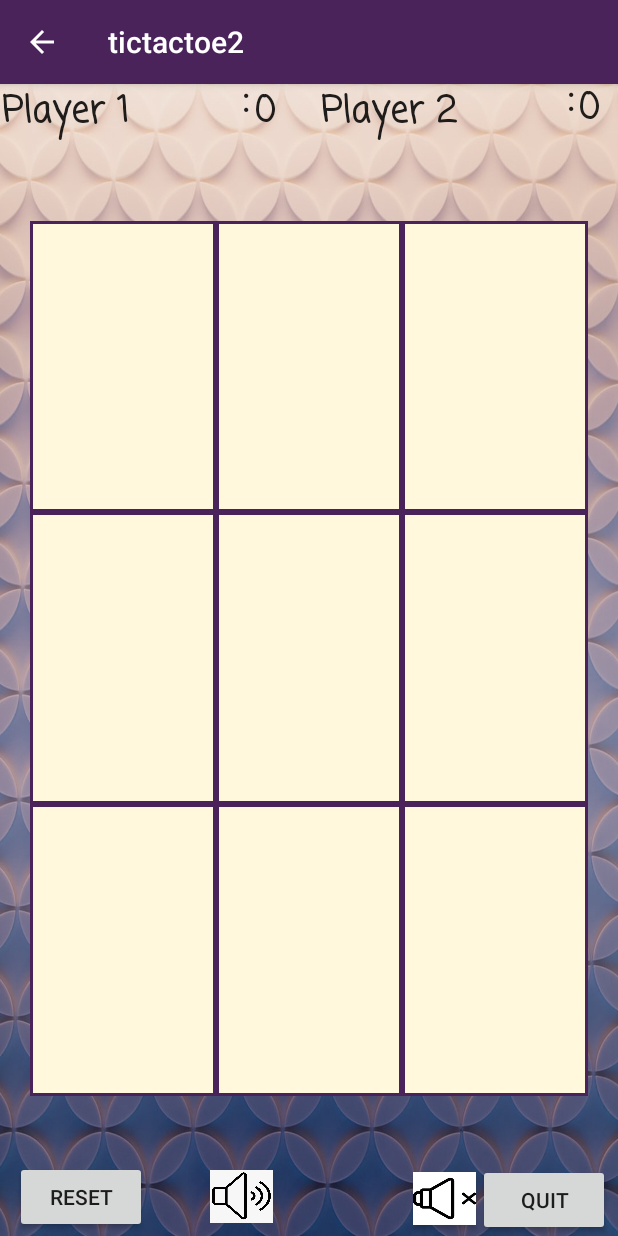
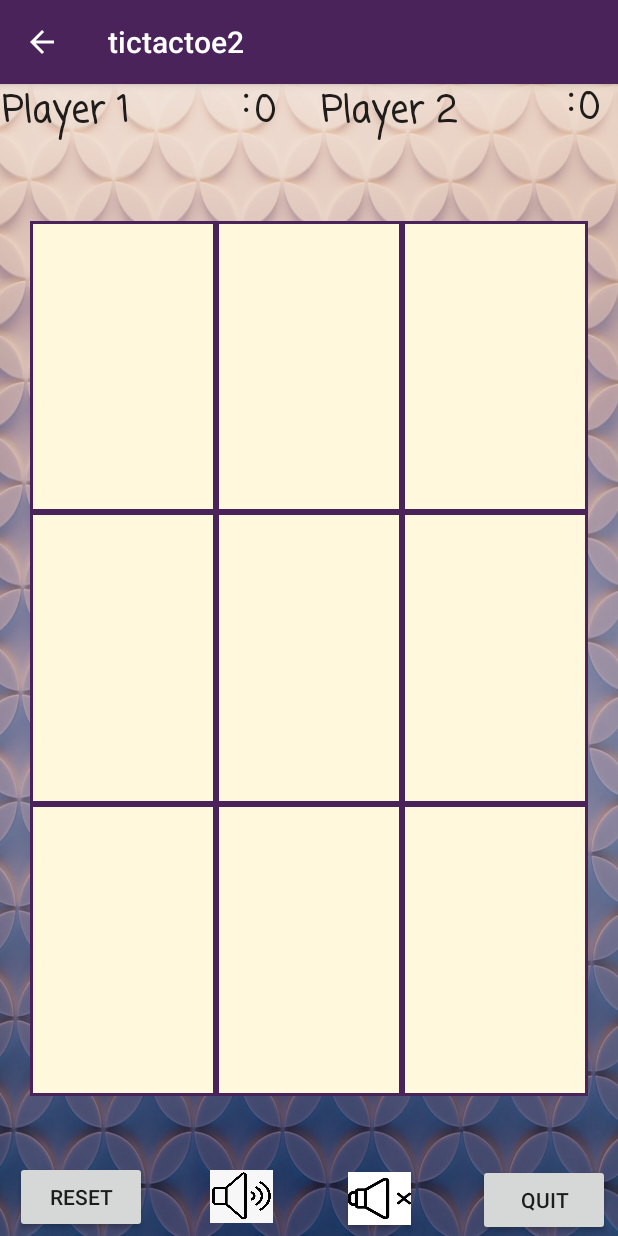
Before and after one commit to janani771/Tic-Tac-Toe, an Android app: the Game screen opened directly, with no data from a screen before it, on a phone screen of 412 x 824 dp. Run offline under Robolectric (Android 15) with nearby library versions, the phone set to English and light mode, and no system bars.

Commit message:
made minor design changes

```diff
--- a/app/src/main/java/com/example/tictactoe/Game.java
+++ b/app/src/main/java/com/example/tictactoe/Game.java
@@ -175,7 +175,7 @@ public class Game extends AppCompatActivity implements View.OnClickListener {
 
         //Draw message is displayed and game grid is reset//
         private void gameIsDraw(){
-            toast = Toast.makeText(this,"It's a draw!", Toast.LENGTH_SHORT);
+            toast = Toast.makeText(this,"The game is a draw!", Toast.LENGTH_SHORT);
             toastLook();
             resetGameGrid();
         }
@@ -183,8 +183,9 @@ public class Game extends AppCompatActivity implements View.OnClickListener {
         private void toastLook(){
             View view = toast.getView();
             view.setBackgroundColor(color.randomColorDark());
-            toast.setGravity(Gravity.TOP|Gravity.CENTER_HORIZONTAL|Gravity.LEFT,397,330);
+            toast.setGravity(Gravity.TOP|Gravity.CENTER_HORIZONTAL|Gravity.START,397,330);
             toast.show();
+            resetGridColor();
          }
          //the score is updated for every winner and every time game score is reset//
          private void updateScore(){
--- a/app/src/main/res/layout/game.xml
+++ b/app/src/main/res/layout/game.xml
@@ -257,7 +257,7 @@
             android:layout_width="42dp"
             android:layout_height="35dp"
             android:layout_alignParentTop="true"
-            android:layout_marginStart="275dp"
+            android:layout_marginStart="232dp"
             android:layout_marginTop="5dp"
             android:background="@drawable/mute"
             android:backgroundTintMode="screen"
```
